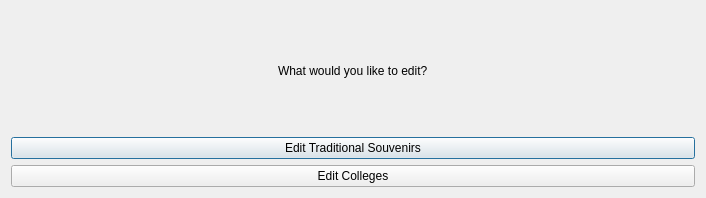
First picture: the form in maintenance.ui, repository Ling2251/CS1D-College-Tour, before the edit.
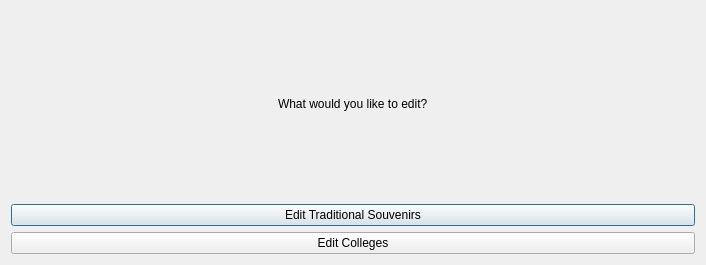
Second picture: the form after the edit.

```diff
--- a/maintenance.ui
+++ b/maintenance.ui
@@ -7,7 +7,7 @@
     <x>0</x>
     <y>0</y>
     <width>706</width>
-    <height>198</height>
+    <height>265</height>
    </rect>
   </property>
   <property name="windowTitle">
```
